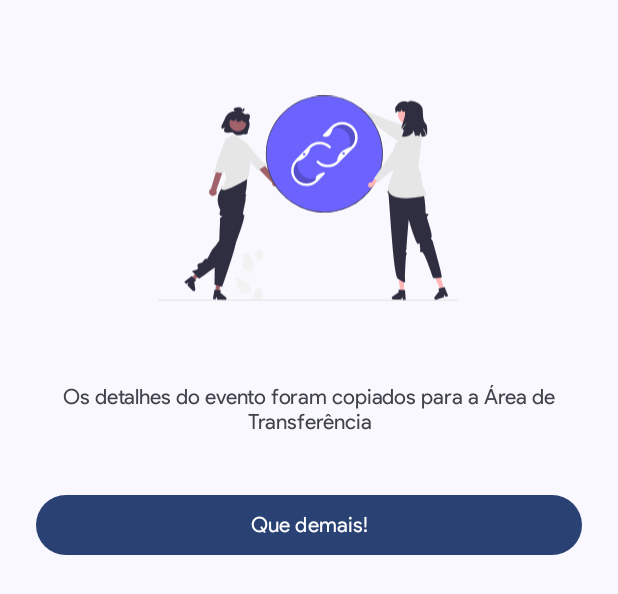
After one commit to ForceTower/testing-events-app, an Android app: the layout fragment_share.xml on its own in the app's theme, with its tools: preview values and no code run, on a phone screen of 412 x 824 dp. The commit adds this screen. Shown: the top 594 px of the screen. Run offline under Robolectric (Android 15) with nearby library versions, the phone set to English and light mode, and no system bars.

Commit message:
Share fragment

```diff
--- a/app/build.gradle.kts
+++ b/app/build.gradle.kts
@@ -140,8 +140,6 @@ dependencies {
     implementation("com.squareup.retrofit2:retrofit:2.9.0")
     implementation("com.squareup.retrofit2:converter-gson:2.9.0")
 
-    debugImplementation("com.squareup.leakcanary:leakcanary-android:2.8.1")
-
     implementation("com.jakewharton.timber:timber:5.0.1")
 
     implementation("com.google.dagger:hilt-android:2.41")
--- a/app/src/main/java/dev/forcetower/events/presentation/details/DetailsFragment.kt
+++ b/app/src/main/java/dev/forcetower/events/presentation/details/DetailsFragment.kt
@@ -53,6 +53,8 @@ class DetailsFragment : Fragment() {
 
         viewModel.onShareInfo.observe(viewLifecycleOwner, EventObserver {
             onShare(it)
+            val directions = DetailsFragmentDirections.actionDetailsToShare()
+            findNavController().navigate(directions)
         })
 
         viewModel.onCheckIn.observe(viewLifecycleOwner, EventObserver {
--- a/app/src/main/res/layout/fragment_check_in.xml
+++ b/app/src/main/res/layout/fragment_check_in.xml
@@ -12,8 +12,7 @@
     <androidx.coordinatorlayout.widget.CoordinatorLayout
         android:layout_width="match_parent"
         android:layout_height="wrap_content"
-        tools:layout_gravity="bottom"
-        android:theme="@style/Theme.Events.Home">
+        tools:layout_gravity="bottom">
         <!-- Filling Data -->
         <androidx.appcompat.widget.LinearLayoutCompat
             android:layout_width="match_parent"
@@ -67,7 +66,6 @@
                 android:layout_marginTop="16dp"
                 android:text="@string/btn_do_check_in"
                 android:textAllCaps="false"
-                android:letterSpacing="0.01"
                 android:enabled="@{!actions.loading}"
                 android:onClick="@{() -> actions.checkIn()}"/>
         </androidx.appcompat.widget.LinearLayoutCompat>
--- /dev/null
+++ b/app/src/main/res/layout/fragment_share.xml
@@ -0,0 +1,50 @@
+<?xml version="1.0" encoding="utf-8"?>
+<layout xmlns:app="http://schemas.android.com/apk/res-auto"
+    xmlns:android="http://schemas.android.com/apk/res/android"
+    xmlns:tools="http://schemas.android.com/tools">
+    <androidx.constraintlayout.widget.ConstraintLayout
+        android:layout_width="match_parent"
+        android:layout_height="wrap_content"
+        android:minHeight="360dp"
+        android:orientation="vertical"
+        tools:layout_gravity="bottom">
+
+        <androidx.appcompat.widget.AppCompatImageView
+            android:id="@+id/image"
+            android:layout_width="200dp"
+            android:layout_height="200dp"
+            android:layout_marginTop="32dp"
+            android:src="@drawable/illustration_share_link"
+            app:layout_constraintEnd_toEndOf="parent"
+            app:layout_constraintHorizontal_bias="0.497"
+            app:layout_constraintStart_toStartOf="parent"
+            app:layout_constraintTop_toTopOf="parent" />
+
+        <com.google.android.material.textview.MaterialTextView
+            android:id="@+id/content"
+            android:layout_width="match_parent"
+            android:layout_height="wrap_content"
+            android:layout_marginHorizontal="24dp"
+            android:layout_marginTop="24dp"
+            android:gravity="center"
+            android:text="@string/share_event_content_title"
+            android:textAlignment="gravity"
+            app:layout_constraintEnd_toEndOf="parent"
+            app:layout_constraintStart_toStartOf="parent"
+            app:layout_constraintTop_toBottomOf="@+id/image" />
+
+        <com.google.android.material.button.MaterialButton
+            android:id="@+id/btn_complete"
+            android:layout_width="match_parent"
+            android:layout_height="wrap_content"
+            android:layout_marginHorizontal="24dp"
+            android:layout_marginTop="36dp"
+            android:layout_marginBottom="16dp"
+            android:text="@string/share_event_btn_action"
+            app:layout_constraintVertical_bias="1"
+            app:layout_constraintBottom_toBottomOf="parent"
+            app:layout_constraintEnd_toEndOf="parent"
+            app:layout_constraintStart_toStartOf="parent"
+            app:layout_constraintTop_toBottomOf="@id/content" />
+    </androidx.constraintlayout.widget.ConstraintLayout>
+</layout>
--- a/app/src/main/res/values/strings.xml
+++ b/app/src/main/res/values/strings.xml
@@ -12,6 +12,7 @@
     <string name="price_format">R$ %1$.2f</string>
     <string name="check_in_event_title">Faça check-in neste evento!</string>
     <string name="btn_do_check_in">Check In</string>
+    <string name="check_in_event">Check In</string>
     <string name="events_details_share">Compartilhar</string>
     <string name="events_details_show_map">Show on map</string>
     <string name="events_details_failed_to_refresh">Falha ao atualizar informações</string>
@@ -26,4 +27,7 @@
     <string name="check_in_error_subtitle">Não conseguimos fazer check-in neste momento.</string>
     <string name="check_in_error_btn_text">Tentar novamente</string>
     <string name="check_in_completed_title">Você fez check-in no evento! Que demais!</string>
+    <string name="share_event_content_title">Os detalhes do evento foram copiados para a Área de Transferência</string>
+    <string name="share_event_btn_action">Que demais!</string>
+    <string name="event_shared">Evento compartilhado!</string>
 </resources>
--- a/app/src/main/res/values/themes.xml
+++ b/app/src/main/res/values/themes.xml
@@ -1,10 +1,16 @@
 <resources xmlns:tools="http://schemas.android.com/tools">
     <style name="Theme.Events" parent="Theme.Material3.DynamicColors.DayNight">
-        <!-- Primary brand color. -->
+        <!-- The color from your wallpaper, or maybe not. -->
         <item name="windowActionBar">false</item>
         <item name="windowNoTitle">true</item>
         <item name="fontFamily">@font/product_sans</item>
         <item name="android:fontFamily">@font/product_sans</item>
+        <item name="bottomSheetDialogTheme">@style/ThemeOverlay.Events.BottomSheetDialog</item>
+    </style>
+
+    <style name="ThemeOverlay.Events.BottomSheetDialog" parent="@style/ThemeOverlay.Material3.BottomSheetDialog">
+        <!-- MD3 overrides dialog buttons to be always with dialog theme. This reverts the change -->
+        <item name="materialButtonStyle">@style/Widget.Material3.Button</item>
     </style>
 
     <style name="Theme.Events.Home" />
```
Also changed, not shown: app/src/main/java/dev/forcetower/events/presentation/share/ShareFragment.kt (+23 -0 lines), app/src/main/res/navigation/main_graph.xml (+9 -1 lines).
